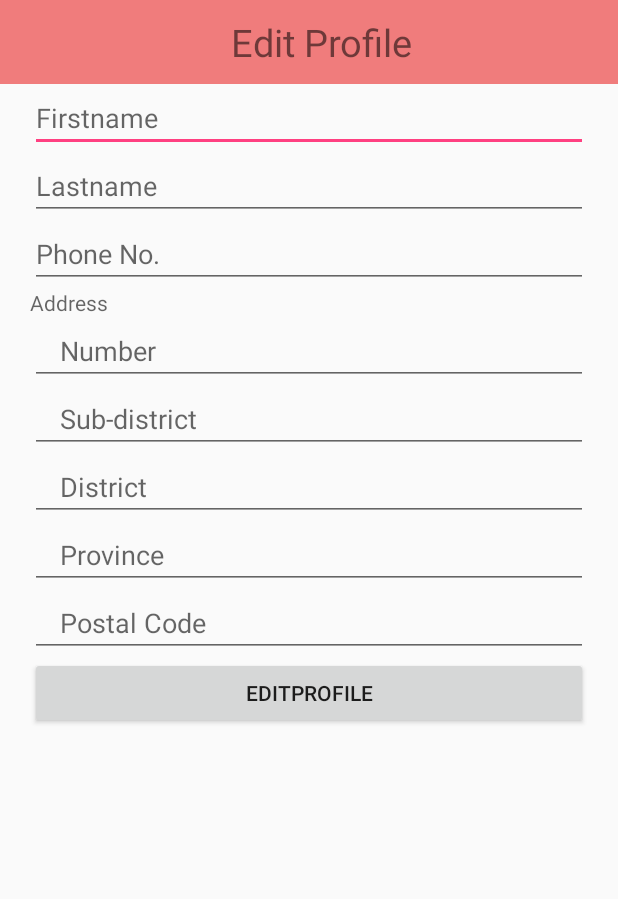
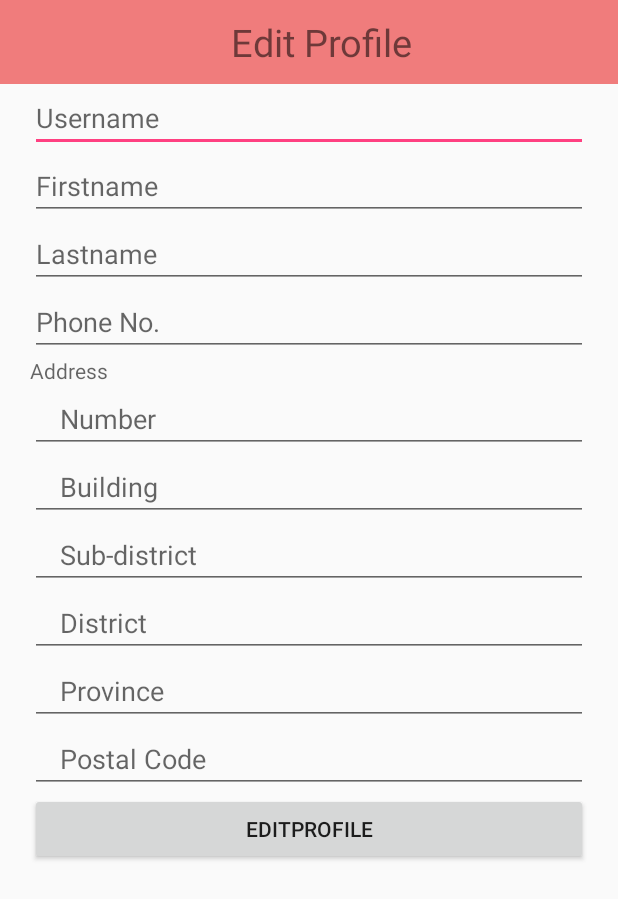
Before and after one commit to 7daysnevermore/SeniorBeautician, an Android app: the EditProfile screen opened directly, with no data from a screen before it, on a phone screen of 412 x 824 dp. Shown: the top 899 px of the screen. Run offline under Robolectric (Android 15) with nearby library versions, the phone set to English and light mode, and no system bars; our stand-ins replace Firebase (no records; nobody signed in at launch, a user with empty details on screens opened directly).

Commit message:
Google Current Location and Add Username

```diff
--- a/BeautyBlinkBeautician/app/src/main/java/com/example/nunepc/beautyblinkbeautician/EditProfile.java
+++ b/BeautyBlinkBeautician/app/src/main/java/com/example/nunepc/beautyblinkbeautician/EditProfile.java
@@ -28,8 +28,10 @@ import java.util.Map;
 
 public class EditProfile extends AppCompatActivity implements View.OnClickListener {
 
-    EditText firstname, lastname, phone, address_number,
+    EditText username,firstname, lastname, phone, address_number, address_building,
             address_sub_district, address_district, address_province, address_code;
+
+    String latitude, longitude;
 
     Button editprofile;
 
@@ -52,10 +54,12 @@ public class EditProfile extends AppCompatActivity implements View.OnClickListen
         mFirebaseUser = mFirebaseAuth.getCurrentUser();
         uid = mFirebaseUser.getUid().toString();
 
+        username = (EditText) findViewById(R.id.username);
         firstname = (EditText) findViewById(R.id.fname);
         lastname = (EditText) findViewById(R.id.lname);
         phone = (EditText) findViewById(R.id.phone);
         address_number = (EditText) findViewById(R.id.addressnum);
+
         address_sub_district = (EditText) findViewById(R.id.sub_district);
         address_district = (EditText) findViewById(R.id.district);
         address_province = (EditText) findViewById(R.id.province);
@@ -76,10 +80,12 @@ public class EditProfile extends AppCompatActivity implements View.OnClickListen
                     Toast.makeText(EditProfile.this, "Error: could not fetch user.", Toast.LENGTH_LONG).show();
                 } else {
 
+                    username.setText(user.username);
                     firstname.setText(user.firstname);
                     lastname.setText(user.lastname);
                     phone.setText(user.phone);
                     address_number.setText(user.address_number);
+                    address_building.setText(user.building);
                     address_sub_district.setText(user.address_sub_district);
                     address_district.setText(user.address_district);
                     address_province.setText(user.address_province);
@@ -119,8 +125,10 @@ public class EditProfile extends AppCompatActivity implements View.OnClickListen
 
     public void Editprofile(){
 
-        final String fname = firstname.getText().toString();
-        final String lname = lastname.getText().toString();
+        final String user = username.getText().toString().toLowerCase();
+        final String addr_building = address_building.getText().toString();
+        final String fname = firstname.getText().toString().toLowerCase();
+        final String lname = lastname.getText().toString().toLowerCase();
         final String in_phone = phone.getText().toString();
         final String addr_num = address_number.getText().toString();
         final String addr_s_dist = address_sub_district.getText().toString();
@@ -138,14 +146,18 @@ public class EditProfile extends AppCompatActivity implements View.OnClickListen
         DatabaseReference mUsersRef = mRootRef.child("beautician");
 
         HashMap<String, Object> UserUpdate = new HashMap<>();
+        UserUpdate.put("username", user);
         UserUpdate.put("firstname", fname);
         UserUpdate.put("lastname", lname);
         UserUpdate.put("phone", in_phone);
         UserUpdate.put("address_number", addr_num);
+        UserUpdate.put("building", addr_building);
         UserUpdate.put("address_sub_district", addr_s_dist);
         UserUpdate.put("address_district", addr_dist);
         UserUpdate.put("address_province", addr_province);
         UserUpdate.put("address_code", addr_code);
+        UserUpdate.put("latitude", latitude);
+        UserUpdate.put("longitude", longitude);
         Map<String, Object> childUpdates = new HashMap<>();
         childUpdates.put(mFirebaseUser.getUid(), UserUpdate);
 
--- a/BeautyBlinkBeautician/app/src/main/java/com/example/nunepc/beautyblinkbeautician/EmailLogin.java
+++ b/BeautyBlinkBeautician/app/src/main/java/com/example/nunepc/beautyblinkbeautician/EmailLogin.java
@@ -94,9 +94,8 @@ public class EmailLogin extends AppCompatActivity implements View.OnClickListene
                     break;
                 case R.id.register:
                     Intent intent = new Intent(this, Register.class);
-                    intent.putExtra("lat",  "");
-                    intent.putExtra("lng",  "");
-                    intent.putExtra("zip", "");
+                    intent.putExtra("lat", "");
+                    intent.putExtra("lng", "");
                     startActivity(intent);
 
                     break;
--- a/BeautyBlinkBeautician/app/src/main/java/com/example/nunepc/beautyblinkbeautician/PostGallery.java
+++ b/BeautyBlinkBeautician/app/src/main/java/com/example/nunepc/beautyblinkbeautician/PostGallery.java
@@ -47,7 +47,7 @@ public class PostGallery extends AppCompatActivity {
     private AlertDialog dialog;
     Uri imageUri = null;
     private ProgressDialog progressDialog;
-    String uid,name,propic;
+    String uid,uname,propic;
 
     private FirebaseAuth mFirebaseAuth;
     private FirebaseUser mFirebaseUser;
@@ -81,7 +81,7 @@ public class PostGallery extends AppCompatActivity {
                 if (user == null) {
                     Toast.makeText(PostGallery.this, "Error: could not fetch user.", Toast.LENGTH_LONG).show();
                 } else {
-                    name = user.firstname;
+                    uname = user.username;
                     propic = user.profile;
 
                 }
@@ -199,7 +199,7 @@ public class PostGallery extends AppCompatActivity {
                     GalleryValues.put("image", dowloadUrl.toString());
                     GalleryValues.put("caption", post_caption);
                     GalleryValues.put("uid", uid);
-                    GalleryValues.put("name", name);
+                    GalleryValues.put("username", uname);
                     GalleryValues.put("propic", propic);
 
 
--- a/BeautyBlinkBeautician/app/src/main/res/layout/activity_editprofile.xml
+++ b/BeautyBlinkBeautician/app/src/main/res/layout/activity_editprofile.xml
@@ -41,6 +41,14 @@
                 android:layout_height="wrap_content">
 
                 <EditText
+                    android:id="@+id/username"
+                    android:layout_width="match_parent"
+                    android:layout_height="wrap_content"
+                    android:hint="Username"
+                    android:inputType="text"
+                    android:maxLines="1" />
+
+                <EditText
                     android:id="@+id/fname"
                     android:layout_width="match_parent"
                     android:layout_height="wrap_content"
@@ -78,6 +86,15 @@
                     android:layout_width="match_parent"
                     android:layout_height="wrap_content"
                     android:hint="Number"
+                    android:inputType="text"
+                    android:maxLines="1" />
+
+                <EditText
+                    android:id="@+id/building"
+                    android:paddingLeft="20dp"
+                    android:layout_width="match_parent"
+                    android:layout_height="wrap_content"
+                    android:hint="Building"
                     android:inputType="text"
                     android:maxLines="1" />
 
```
Also changed, not shown: BeautyBlinkBeautician/app/src/main/java/com/example/nunepc/beautyblinkbeautician/MapCurrentLocation.java (+16 -26 lines), BeautyBlinkBeautician/app/src/main/java/com/example/nunepc/beautyblinkbeautician/Register.java (+18 -10 lines), BeautyBlinkBeautician/app/src/main/java/com/example/nunepc/beautyblinkbeautician/model/User.java (+9 -4 lines), BeautyBlinkBeautician/app/src/main/res/layout/activity_regist1.xml (+17 -0 lines).
